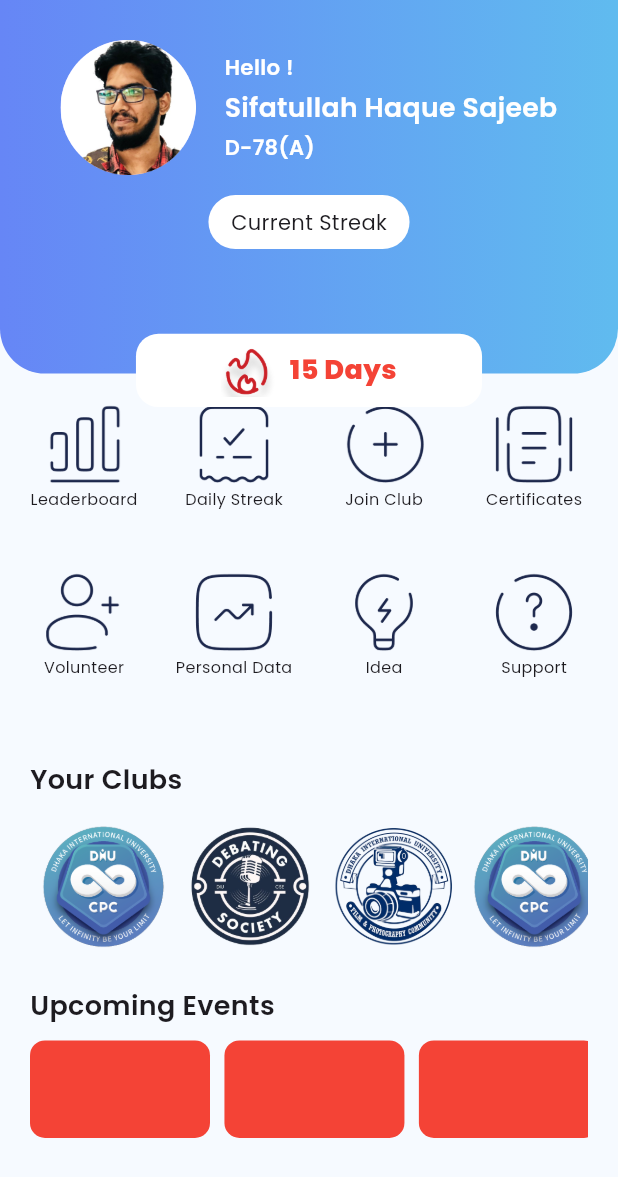
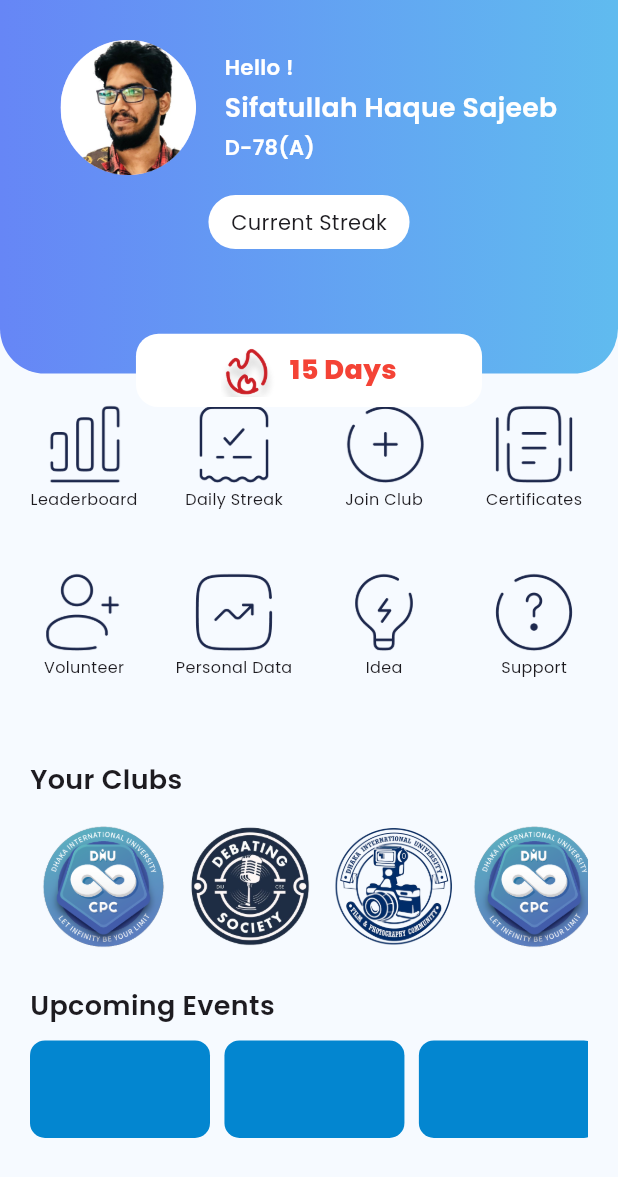
Before and after one commit to sifatullah-haque/DIU-Clubs, a Flutter app: the HomePage screen opened directly, on a phone screen of 412 x 824 dp. Shown: the top 1177 px of the screen. Run offline on Flutter 3.47's test engine with Material 3 defaults, Android fonts, the phone set to English and light mode, and no system bars; our stand-ins replace flutter_screenutil.

Commit message:
unnecessary file deleted and fixed a bug

```diff
--- a/diu/lib/pages/Draft_Code/Idea_Draft.dart
+++ b/diu/lib/pages/Draft_Code/Idea_Draft.dart
@@ -2,8 +2,8 @@ import 'package:diu/Constant/color_is.dart';
 import 'package:flutter/material.dart';
 import 'package:flutter_screenutil/flutter_screenutil.dart';
 
-class Idea extends StatelessWidget {
-  const Idea({Key? key}) : super(key: key);
+class Ideas extends StatelessWidget {
+  const Ideas({Key? key}) : super(key: key);
 
   @override
   Widget build(BuildContext context) {
--- a/diu/lib/pages/home_page/pure_home_page/icon_and_event_scroll.dart
+++ b/diu/lib/pages/home_page/pure_home_page/icon_and_event_scroll.dart
@@ -1,3 +1,4 @@
+import 'package:diu/Constant/color_is.dart';
 import 'package:flutter/material.dart';
 import 'package:flutter_screenutil/flutter_screenutil.dart';
 
@@ -69,7 +70,7 @@ class IconsAndEventScroll extends StatelessWidget {
                   height: 65.0,
                   width: 120.0,
                   decoration: BoxDecoration(
-                      color: Colors.red,
+                      color: Coloris.primary_color,
                       borderRadius: BorderRadius.circular(10.0)),
                 ),
                 SizedBox(
@@ -79,7 +80,7 @@ class IconsAndEventScroll extends StatelessWidget {
                   height: 65.0,
                   width: 120.0,
                   decoration: BoxDecoration(
-                      color: Colors.red,
+                      color: Coloris.primary_color,
                       borderRadius: BorderRadius.circular(10.0)),
                 ),
                 SizedBox(
@@ -89,7 +90,7 @@ class IconsAndEventScroll extends StatelessWidget {
                   height: 65.0,
                   width: 120.0,
                   decoration: BoxDecoration(
-                      color: Colors.red,
+                      color: Coloris.primary_color,
                       borderRadius: BorderRadius.circular(10.0)),
                 ),
                 SizedBox(
@@ -99,7 +100,7 @@ class IconsAndEventScroll extends StatelessWidget {
                   height: 65.0,
                   width: 120.0,
                   decoration: BoxDecoration(
-                      color: Colors.red,
+                      color: Coloris.primary_color,
                       borderRadius: BorderRadius.circular(10.0)),
                 ),
                 SizedBox(
@@ -109,7 +110,7 @@ class IconsAndEventScroll extends StatelessWidget {
                   height: 65.0,
                   width: 120.0,
                   decoration: BoxDecoration(
-                      color: Colors.red,
+                      color: Coloris.primary_color,
                       borderRadius: BorderRadius.circular(10.0)),
                 ),
                 SizedBox(
@@ -119,7 +120,7 @@ class IconsAndEventScroll extends StatelessWidget {
                   height: 65.0,
                   width: 120.0,
                   decoration: BoxDecoration(
-                      color: Colors.red,
+                      color: Coloris.primary_color,
                       borderRadius: BorderRadius.circular(10.0)),
                 ),
                 SizedBox(
```
